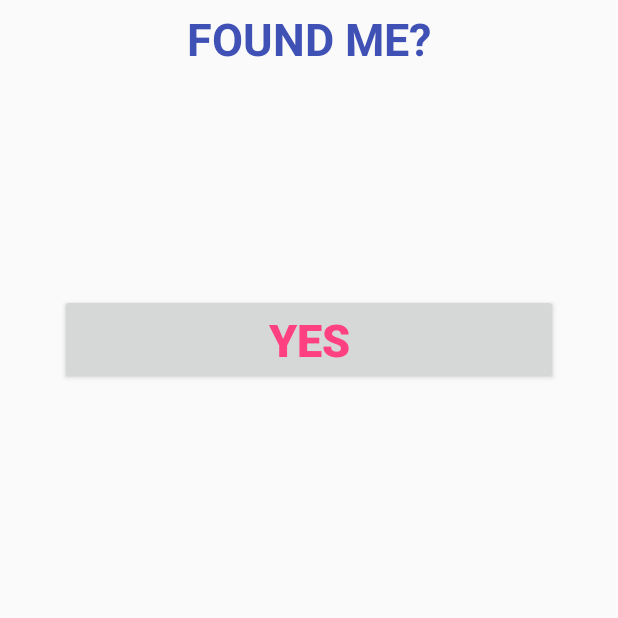
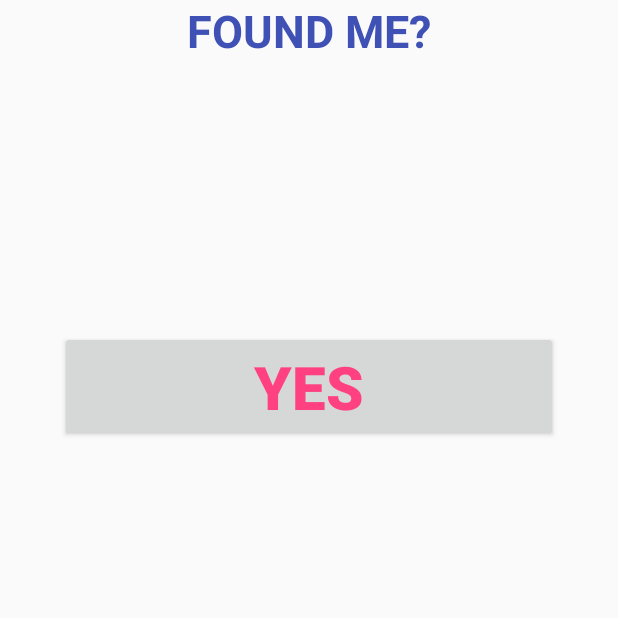
Before and after one commit to nguyenlinh2809/ClapToFind2017, an Android app: the NotificationActivity screen opened directly, with no data from a screen before it, on a phone screen of 412 x 824 dp, the top half of it. Run offline under Robolectric (Android 15) with nearby library versions, the phone set to English and light mode, and no system bars.

Commit message:
fix android 4.4

```diff
--- a/ClapToFind2017/app/src/main/AndroidManifest.xml
+++ b/ClapToFind2017/app/src/main/AndroidManifest.xml
@@ -3,6 +3,7 @@
     package="com.example.acer.claptofind2017">
     <uses-permission android:name="android.permission.RECORD_AUDIO"/>
     <uses-permission android:name="android.permission.CAMERA"/>
+    <uses-feature android:name="android.hardware.camera2"/>
     <uses-permission android:name="android.permission.VIBRATE"/>
 
     <application
--- a/ClapToFind2017/app/src/main/java/com/example/acer/claptofind2017/HomeFragment.java
+++ b/ClapToFind2017/app/src/main/java/com/example/acer/claptofind2017/HomeFragment.java
@@ -95,8 +95,10 @@ public class HomeFragment extends Fragment {
             if(getActivity().checkSelfPermission(permissionName) != PackageManager.PERMISSION_GRANTED){
                 return false;
             }else return true;
+        }else{
+            return true;
         }
-        return true;
+
     }
 
     @Override
--- a/ClapToFind2017/app/src/main/java/com/example/acer/claptofind2017/NotificationActivity.java
+++ b/ClapToFind2017/app/src/main/java/com/example/acer/claptofind2017/NotificationActivity.java
@@ -116,7 +116,7 @@ public class NotificationActivity extends AppCompatActivity {
             vibration.stopVibrate();
         }
         if (isFlash) {
-            turnOnFlash.blinkFlash(true);
+            turnOnFlash.turnOff();
         }
     }
 }
--- a/ClapToFind2017/app/src/main/java/com/example/acer/claptofind2017/TurnOnFlash.java
+++ b/ClapToFind2017/app/src/main/java/com/example/acer/claptofind2017/TurnOnFlash.java
@@ -23,6 +23,7 @@ public class TurnOnFlash {
         if(hasFlash){
             if (mCamera != null) {
                 mCamera.release();
+                mCamera.stopPreview();
                 mCamera = null;
             }
             //add try catch
--- a/ClapToFind2017/app/src/main/res/layout/activity_notification.xml
+++ b/ClapToFind2017/app/src/main/res/layout/activity_notification.xml
@@ -14,30 +14,30 @@
         android:layout_marginEnd="8dp"
         android:layout_marginLeft="8dp"
         android:layout_marginStart="8dp"
-        android:layout_marginTop="32dp"
         android:gravity="center"
         android:text="FOUND ME?"
         android:textColor="@color/colorPrimary"
         android:textSize="30sp"
         android:textStyle="bold"
         app:layout_constraintLeft_toLeftOf="parent"
-        app:layout_constraintTop_toTopOf="parent"
         android:layout_marginRight="8dp"
         app:layout_constraintRight_toRightOf="parent"
-        app:layout_constraintHorizontal_bias="1.0" />
+        app:layout_constraintHorizontal_bias="1.0"
+        tools:layout_editor_absoluteY="77dp" />
+
     <Button
-        android:layout_marginRight="40dp"
-        android:layout_marginLeft="40dp"
-        android:textStyle="bold"
-        android:textColor="@color/colorAccent"
-        android:textSize="30sp"
-        android:text="YES"
         android:id="@+id/btnYes"
-        app:layout_constraintRight_toRightOf="parent"
-        app:layout_constraintLeft_toLeftOf="parent"
-        app:layout_constraintTop_toBottomOf="@+id/textView"
         android:layout_width="0dp"
         android:layout_height="wrap_content"
-        android:layout_marginTop="150dp"
-        app:layout_constraintHorizontal_bias="1.0" />
+        android:layout_marginLeft="40dp"
+        android:layout_marginRight="40dp"
+        android:layout_marginTop="180dp"
+        android:text="YES"
+        android:textColor="@color/colorAccent"
+        android:textSize="40sp"
+        android:textStyle="bold"
+        app:layout_constraintHorizontal_bias="1.0"
+        app:layout_constraintLeft_toLeftOf="parent"
+        app:layout_constraintRight_toRightOf="parent"
+        app:layout_constraintTop_toBottomOf="@+id/textView" />
 </android.support.constraint.ConstraintLayout>
--- a/ClapToFind2017/app/src/main/res/layout/fragment_contact.xml
+++ b/ClapToFind2017/app/src/main/res/layout/fragment_contact.xml
@@ -22,6 +22,7 @@
         android:layout_width="match_parent"
         android:layout_height="1dp" />
     <TextView
+        android:layout_below="@+id/tvContact"
         android:id="@+id/tvName"
         android:layout_above="@+id/tvEmail"
         android:layout_marginTop="@dimen/margin_right_text"
```
Also changed, not shown: ClapToFind2017/app/src/main/java/com/example/acer/claptofind2017/ClapService.java (+7 -4 lines), ClapToFind2017/app/src/main/java/com/example/acer/claptofind2017/SettingFragment.java (+9 -3 lines), ClapToFind2017/app/src/main/res/values/strings.xml (+11 -0 lines).
